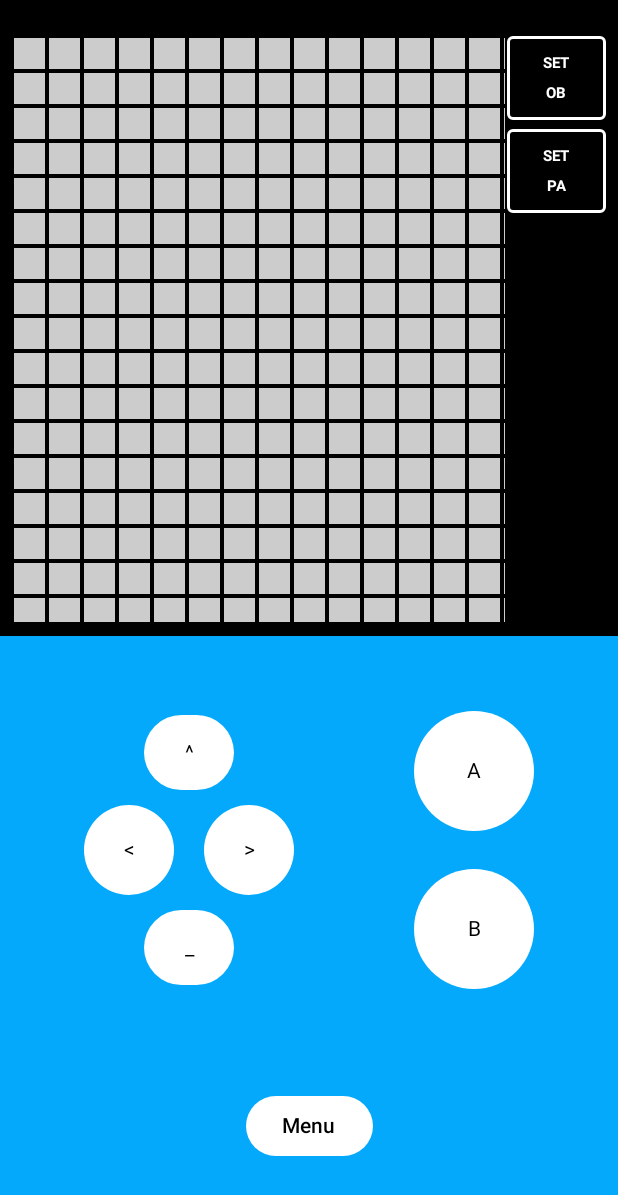
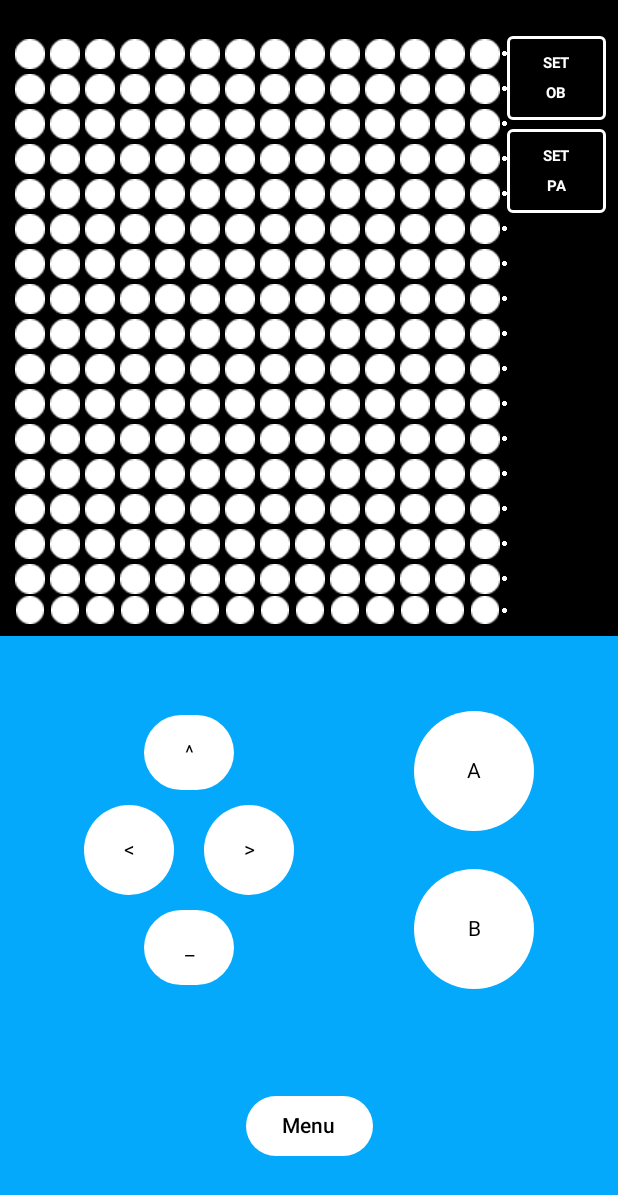
Before and after one commit to MDP-Group40/Android, an Android app built with Jetpack Compose: the screen it shows after launch (MainActivity), on a phone screen of 412 x 824 dp. Shown: the top 1195 px of the screen. Run offline under Robolectric (Android 15) with nearby library versions, the phone set to English and light mode, and no system bars.

Commit message:
update from joelle

```diff
--- a/app/src/main/java/com/example/mdpandroid/ui/grid/GridCell.kt
+++ b/app/src/main/java/com/example/mdpandroid/ui/grid/GridCell.kt
@@ -1,17 +1,23 @@
 package com.example.mdpandroid.ui.grid
 
 import android.util.Log
+import androidx.compose.foundation.Image
 import androidx.compose.foundation.background
 import androidx.compose.foundation.border
 import androidx.compose.foundation.gestures.detectDragGestures
 import androidx.compose.foundation.gestures.detectTapGestures
 import androidx.compose.foundation.layout.*
+import androidx.compose.foundation.shape.CircleShape
 import androidx.compose.runtime.Composable
 import androidx.compose.ui.Modifier
 import androidx.compose.ui.graphics.Color
 import androidx.compose.ui.input.pointer.pointerInput
 import androidx.compose.ui.unit.dp
 import androidx.compose.ui.Alignment
+import androidx.compose.ui.draw.clip
+import androidx.compose.ui.graphics.painter.Painter
+import androidx.compose.ui.res.painterResource
+import com.example.mdpandroid.R
 
 @Composable
 fun GridCell(
@@ -23,11 +29,13 @@ fun GridCell(
     onDrag: () -> Unit,
     targetID: Int? = null
 ) {
+
+
     Box(
         modifier = Modifier
             .size(cellSize.dp)
-            .border(1.dp, Color.Black)
-            .background(Color.LightGray)
+            //.border(1.dp, Color.White)
+            .background(Color.Black)
             .pointerInput(Unit) {
                 detectTapGestures(onTap = {
                     onClick()
@@ -42,6 +50,15 @@ fun GridCell(
             },
         contentAlignment = Alignment.Center // Ensures content is centered
     ) {
+        //taking the png image from res/drawable
+        val painter: Painter = painterResource(id = R.drawable.gridcell)
+
+        // Display the image
+        Image(
+            painter = painter,
+            contentDescription = null, // Provide content description for accessibility if needed
+            modifier = Modifier
+        )
         if (isObstacle && targetID != null) {
             Obstacle(cellSize = cellSize, targetID = targetID)
             Log.d("GridCell", "Obstacle at ($x, $y) with ID: $targetID")
```
Also changed, not shown: app/src/main/java/com/example/mdpandroid/ui/grid/Car.kt (+18 -3 lines), app/src/main/java/com/example/mdpandroid/ui/grid/Obstacle.kt (+23 -6 lines), app/src/main/res/drawable/car.png (added), app/src/main/res/drawable/gridcell.png (added), app/src/main/res/drawable/item.png (added).
